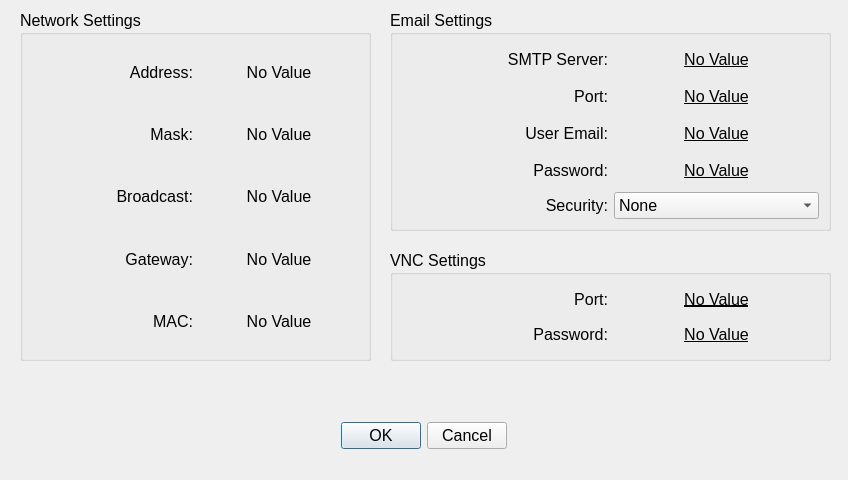
Above: Key/frmnetworksettings.ui from BuzzSiler/keycodebox-key before the change. Below: the same form after it.
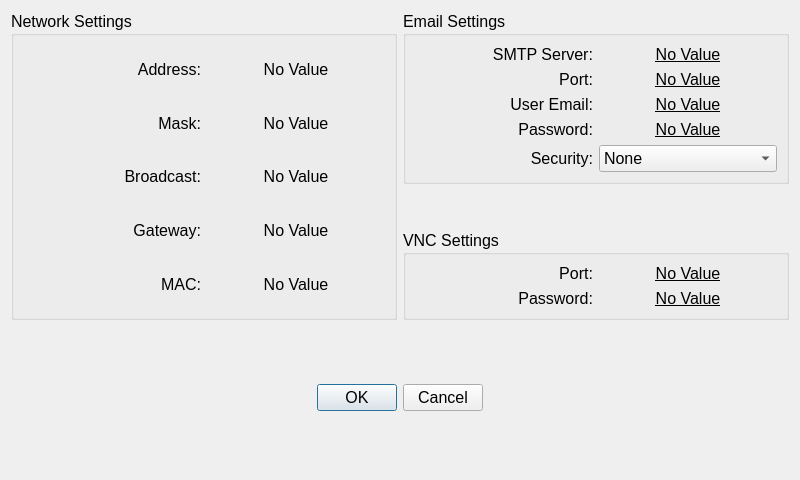
That is the form after the change. Custom widgets are drawn as their Qt base class.

What changed in the file:
```diff
--- a/Key/frmnetworksettings.ui
+++ b/Key/frmnetworksettings.ui
@@ -6,7 +6,7 @@
    <rect>
     <x>0</x>
     <y>0</y>
-    <width>848</width>
+    <width>800</width>
     <height>480</height>
    </rect>
   </property>
@@ -18,49 +18,21 @@
   <property name="windowTitle">
    <string>Dialog</string>
   </property>
-  <widget class="QDialogButtonBox" name="bbNetworkingOkCancel">
-   <property name="geometry">
-    <rect>
-     <x>334</x>
-     <y>420</y>
-     <width>180</width>
-     <height>32</height>
-    </rect>
-   </property>
-   <property name="orientation">
-    <enum>Qt::Horizontal</enum>
-   </property>
-   <property name="standardButtons">
-    <set>QDialogButtonBox::Cancel|QDialogButtonBox::Ok</set>
-   </property>
-   <property name="centerButtons">
-    <bool>true</bool>
-   </property>
-  </widget>
-  <widget class="QGroupBox" name="gbVncSettings">
-   <property name="geometry">
-    <rect>
-     <x>390</x>
-     <y>250</y>
-     <width>441</width>
-     <height>111</height>
-    </rect>
-   </property>
-   <property name="font">
-    <font>
-     <pointsize>12</pointsize>
-    </font>
-   </property>
+  <layout class="QVBoxLayout" name="verticalLayout_5">
+   <item>
+    <layout class="QHBoxLayout" name="horizontalLayout_2">
+     <item>
+      <widget class="QGroupBox" name="gbNetworkSettings">
    <property name="title">
-    <string>VNC Settings</string>
-   </property>
-   <layout class="QVBoxLayout" name="verticalLayout_2">
+        <string>Network Settings</string>
+       </property>
+       <layout class="QVBoxLayout" name="verticalLayout_3">
     <item>
-     <layout class="QHBoxLayout" name="hloVncPort">
+         <layout class="QHBoxLayout" name="hloIpAddress">
       <item>
-       <widget class="QLabel" name="lblVncPort">
+           <widget class="QLabel" name="lblIpAddress">
         <property name="text">
-         <string>Port:</string>
+             <string>Address:</string>
         </property>
         <property name="alignment">
          <set>Qt::AlignRight|Qt::AlignTrailing|Qt::AlignVCenter</set>
@@ -68,13 +40,32 @@
        </widget>
       </item>
       <item>
-       <widget class="CClickableLabel" name="lblVncPortValue">
-        <property name="font">
-         <font>
-          <underline>true</underline>
-         </font>
-        </property>
+           <widget class="QLabel" name="lblIpAddressValue">
+            <property name="text">
+             <string>No Value</string>
+            </property>
+            <property name="alignment">
+             <set>Qt::AlignCenter</set>
+            </property>
+           </widget>
+          </item>
+         </layout>
+        </item>
+        <item>
+         <layout class="QHBoxLayout" name="hloIpMask">
+          <item>
+           <widget class="QLabel" name="lblIpMask">
         <property name="text">
+             <string>Mask:</string>
+            </property>
+            <property name="alignment">
+             <set>Qt::AlignRight|Qt::AlignTrailing|Qt::AlignVCenter</set>
+            </property>
+           </widget>
+          </item>
+          <item>
+           <widget class="QLabel" name="lblIpMaskValue">
+            <property name="text">
          <string>No Value</string>
         </property>
         <property name="alignment">
@@ -85,11 +76,11 @@
      </layout>
     </item>
     <item>
-     <layout class="QHBoxLayout" name="hloVncPassword">
+         <layout class="QHBoxLayout" name="horizontalLayout_10">
       <item>
-       <widget class="QLabel" name="lblVncPassword">
+           <widget class="QLabel" name="lblIpBroadcast">
         <property name="text">
-         <string>Password:</string>
+             <string>Broadcast:</string>
         </property>
         <property name="alignment">
          <set>Qt::AlignRight|Qt::AlignTrailing|Qt::AlignVCenter</set>
@@ -97,36 +88,72 @@
        </widget>
       </item>
       <item>
-       <widget class="CClickableLabel" name="lblVncPasswordValue">
-        <property name="font">
-         <font>
-          <underline>true</underline>
-         </font>
-        </property>
+           <widget class="QLabel" name="lblIpBroadcastValue">
+            <property name="text">
+             <string>No Value</string>
+            </property>
+            <property name="alignment">
+             <set>Qt::AlignCenter</set>
+            </property>
+           </widget>
+          </item>
+         </layout>
+        </item>
+        <item>
+         <layout class="QHBoxLayout" name="hloIpGateway">
+          <item>
+           <widget class="QLabel" name="lblIpGateway">
         <property name="text">
+             <string>Gateway:</string>
+            </property>
+            <property name="alignment">
+             <set>Qt::AlignRight|Qt::AlignTrailing|Qt::AlignVCenter</set>
+            </property>
+           </widget>
+          </item>
+          <item>
+           <widget class="QLabel" name="lblIpGatewayValue">
+            <property name="text">
          <string>No Value</string>
         </property>
         <property name="alignment">
          <set>Qt::AlignCenter</set>
         </property>
-        <property name="textInteractionFlags">
-         <set>Qt::LinksAccessibleByMouse</set>
-        </property>
-       </widget>
-      </item>
+           </widget>
+          </item>
+         </layout>
+        </item>
+        <item>
+         <layout class="QHBoxLayout" name="hloMacAddress">
+          <item>
+           <widget class="QLabel" name="lblMacAddress">
+            <property name="text">
+             <string>MAC:</string>
+            </property>
+            <property name="alignment">
+             <set>Qt::AlignRight|Qt::AlignTrailing|Qt::AlignVCenter</set>
+            </property>
+           </widget>
+          </item>
+          <item>
+           <widget class="QLabel" name="lblMacAddressValue">
+            <property name="text">
+             <string>No Value</string>
+            </property>
+            <property name="alignment">
+             <set>Qt::AlignCenter</set>
+            </property>
+           </widget>
+          </item>
      </layout>
     </item>
    </layout>
   </widget>
+     </item>
+     <item>
+      <layout class="QVBoxLayout" name="verticalLayout_4">
+       <item>
   <widget class="QGroupBox" name="gbEmailSettings">
-   <property name="geometry">
-    <rect>
-     <x>390</x>
-     <y>10</y>
-     <width>441</width>
-     <height>221</height>
-    </rect>
-   </property>
    <property name="title">
     <string>Email Settings</string>
    </property>
@@ -285,25 +312,37 @@
     </item>
    </layout>
   </widget>
-  <widget class="QGroupBox" name="gbNetworkSettings">
-   <property name="geometry">
-    <rect>
-     <x>20</x>
-     <y>10</y>
-     <width>351</width>
-     <height>351</height>
-    </rect>
+       </item>
+       <item>
+        <spacer name="verticalSpacer_3">
+         <property name="orientation">
+          <enum>Qt::Vertical</enum>
+         </property>
+         <property name="sizeHint" stdset="0">
+          <size>
+           <width>20</width>
+           <height>40</height>
+          </size>
+         </property>
+        </spacer>
+       </item>
+       <item>
+        <widget class="QGroupBox" name="gbVncSettings">
+         <property name="font">
+          <font>
+           <pointsize>12</pointsize>
+          </font>
    </property>
    <property name="title">
-    <string>Network Settings</string>
-   </property>
-   <layout class="QVBoxLayout" name="verticalLayout_3">
+          <string>VNC Settings</string>
+         </property>
+         <layout class="QVBoxLayout" name="verticalLayout_2">
     <item>
-     <layout class="QHBoxLayout" name="hloIpAddress">
+           <layout class="QHBoxLayout" name="hloVncPort">
       <item>
-       <widget class="QLabel" name="lblIpAddress">
+             <widget class="QLabel" name="lblVncPort">
         <property name="text">
-         <string>Address:</string>
+               <string>Port:</string>
         </property>
         <property name="alignment">
          <set>Qt::AlignRight|Qt::AlignTrailing|Qt::AlignVCenter</set>
@@ -311,7 +350,12 @@
        </widget>
       </item>
       <item>
-       <widget class="QLabel" name="lblIpAddressValue">
+             <widget class="CClickableLabel" name="lblVncPortValue">
+              <property name="font">
+               <font>
+                <underline>true</underline>
+               </font>
+              </property>
         <property name="text">
          <string>No Value</string>
         </property>
@@ -323,11 +367,11 @@
      </layout>
     </item>
     <item>
-     <layout class="QHBoxLayout" name="hloIpMask">
+           <layout class="QHBoxLayout" name="hloVncPassword">
       <item>
-       <widget class="QLabel" name="lblIpMask">
+             <widget class="QLabel" name="lblVncPassword">
         <property name="text">
-         <string>Mask:</string>
+               <string>Password:</string>
         </property>
         <property name="alignment">
          <set>Qt::AlignRight|Qt::AlignTrailing|Qt::AlignVCenter</set>
@@ -335,7 +379,12 @@
        </widget>
       </item>
       <item>
-       <widget class="QLabel" name="lblIpMaskValue">
+             <widget class="CClickableLabel" name="lblVncPasswordValue">
+              <property name="font">
+               <font>
+                <underline>true</underline>
+               </font>
+              </property>
         <property name="text">
          <string>No Value</string>
         </property>
@@ -346,80 +395,83 @@
       </item>
      </layout>
     </item>
-    <item>
-     <layout class="QHBoxLayout" name="horizontalLayout_10">
-      <item>
-       <widget class="QLabel" name="lblIpBroadcast">
-        <property name="text">
-         <string>Broadcast:</string>
-        </property>
-        <property name="alignment">
-         <set>Qt::AlignRight|Qt::AlignTrailing|Qt::AlignVCenter</set>
-        </property>
-       </widget>
-      </item>
+         </layout>
+        </widget>
+       </item>
+      </layout>
+     </item>
+    </layout>
+   </item>
       <item>
-       <widget class="QLabel" name="lblIpBroadcastValue">
-        <property name="text">
-         <string>No Value</string>
-        </property>
-        <property name="alignment">
-         <set>Qt::AlignCenter</set>
-        </property>
-       </widget>
-      </item>
-     </layout>
-    </item>
+    <spacer name="verticalSpacer">
+     <property name="orientation">
+      <enum>Qt::Vertical</enum>
+     </property>
+     <property name="sizeHint" stdset="0">
+      <size>
+       <width>20</width>
+       <height>46</height>
+      </size>
+     </property>
+    </spacer>
+   </item>
     <item>
-     <layout class="QHBoxLayout" name="hloIpGateway">
+    <layout class="QHBoxLayout" name="horizontalLayout">
       <item>
-       <widget class="QLabel" name="lblIpGateway">
-        <property name="text">
-         <string>Gateway:</string>
-        </property>
-        <property name="alignment">
-         <set>Qt::AlignRight|Qt::AlignTrailing|Qt::AlignVCenter</set>
-        </property>
-       </widget>
+      <spacer name="horizontalSpacer">
+       <property name="orientation">
+        <enum>Qt::Horizontal</enum>
+       </property>
+       <property name="sizeHint" stdset="0">
+        <size>
+         <width>40</width>
+         <height>20</height>
+        </size>
+       </property>
+      </spacer>
       </item>
       <item>
-       <widget class="QLabel" name="lblIpGatewayValue">
-        <property name="text">
-         <string>No Value</string>
-        </property>
-        <property name="alignment">
-         <set>Qt::AlignCenter</set>
-        </property>
-       </widget>
-      </item>
-     </layout>
-    </item>
+      <widget class="QDialogButtonBox" name="bbNetworkingOkCancel">
+       <property name="orientation">
+        <enum>Qt::Horizontal</enum>
+       </property>
+       <property name="standardButtons">
+        <set>QDialogButtonBox::Cancel|QDialogButtonBox::Ok</set>
+       </property>
+       <property name="centerButtons">
+        <bool>true</bool>
+       </property>
+      </widget>
+     </item>
     <item>
-     <layout class="QHBoxLayout" name="hloMacAddress">
-      <item>
-       <widget class="QLabel" name="lblMacAddress">
-        <property name="text">
-         <string>MAC:</string>
-        </property>
-        <property name="alignment">
-         <set>Qt::AlignRight|Qt::AlignTrailing|Qt::AlignVCenter</set>
-        </property>
-       </widget>
-      </item>
+      <spacer name="horizontalSpacer_2">
+       <property name="orientation">
+        <enum>Qt::Horizontal</enum>
+       </property>
+       <property name="sizeHint" stdset="0">
+        <size>
+         <width>40</width>
+         <height>20</height>
+        </size>
+       </property>
+      </spacer>
+     </item>
+    </layout>
+   </item>
       <item>
-       <widget class="QLabel" name="lblMacAddressValue">
-        <property name="text">
-         <string>No Value</string>
-        </property>
-        <property name="alignment">
-         <set>Qt::AlignCenter</set>
-        </property>
-       </widget>
-      </item>
-     </layout>
-    </item>
-   </layout>
-  </widget>
+    <spacer name="verticalSpacer_2">
+     <property name="orientation">
+      <enum>Qt::Vertical</enum>
+     </property>
+     <property name="sizeHint" stdset="0">
+      <size>
+       <width>20</width>
+       <height>46</height>
+      </size>
+     </property>
+    </spacer>
+   </item>
+  </layout>
  </widget>
  <customwidgets>
   <customwidget>
```
Left out of the diff: 3 changed lines with no effect on the pictures. Lines whose indentation alone changed are shown as unchanged.
